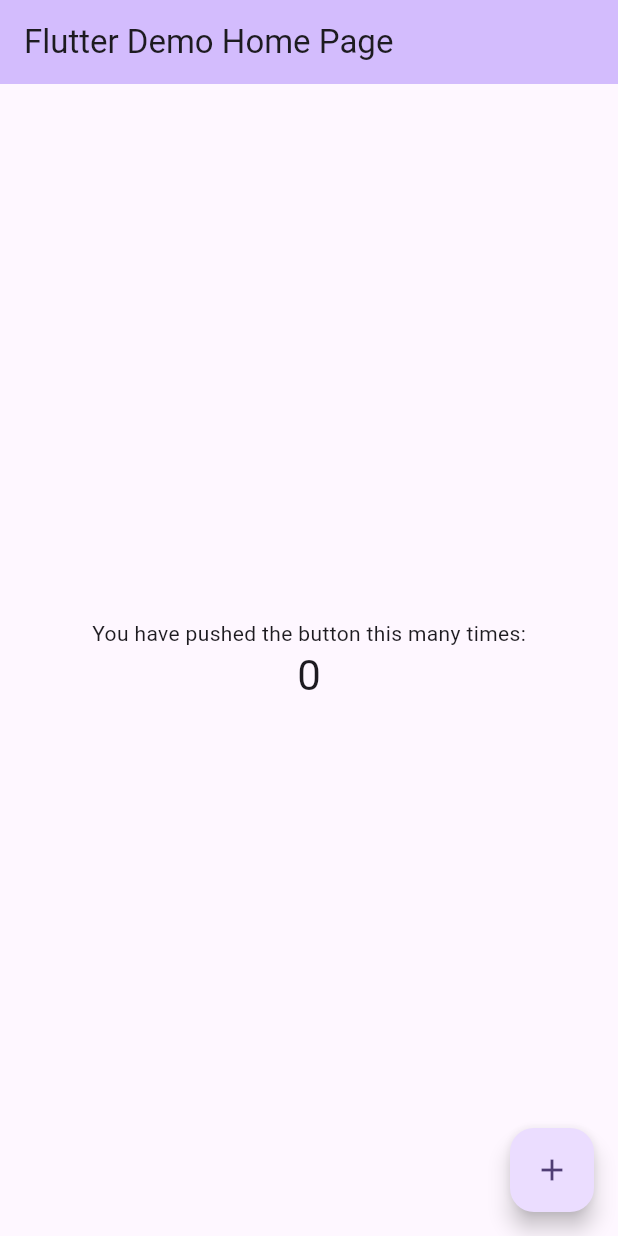
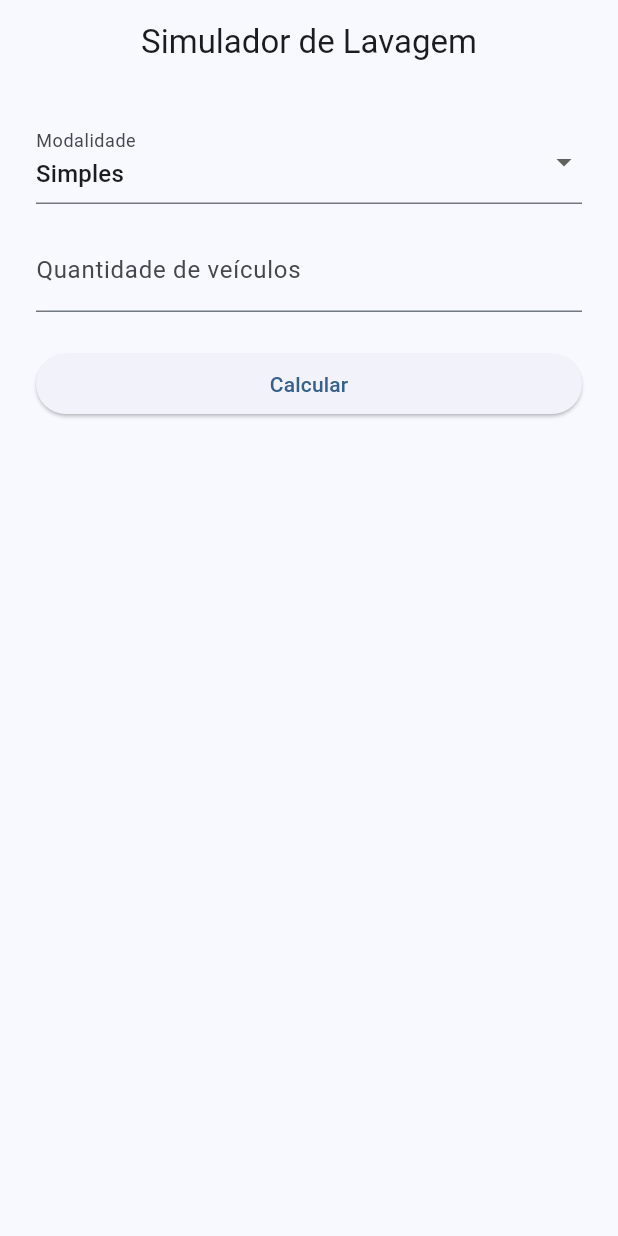
Before and after one commit to Lucas-RA/CP_Flutter, a Flutter app: the screen it shows after launch, on a phone screen of 412 x 824 dp. Run offline on Flutter 3.47's test engine with Material 3 defaults, Android fonts, the phone set to English and light mode, and no system bars.

Commit message:
Tela para escolher a modalidade e a quantidade de veículos

```diff
--- a/lib/main.dart
+++ b/lib/main.dart
@@ -1,4 +1,6 @@
 import 'package:flutter/material.dart';
+
+import 'screens/lavagem_screen.dart';
 
 void main() {
   runApp(const MyApp());
@@ -7,116 +9,15 @@ void main() {
 class MyApp extends StatelessWidget {
   const MyApp({super.key});
 
-  // This widget is the root of your application.
   @override
   Widget build(BuildContext context) {
     return MaterialApp(
-      title: 'Flutter Demo',
+      title: 'Simulador de Lavagem',
+      debugShowCheckedModeBanner: false,
       theme: ThemeData(
-        // This is the theme of your application.
-        //
-        // TRY THIS: Try running your application with "flutter run". You'll see
-        // the application has a purple toolbar. Then, without quitting the app,
-        // try changing the seedColor in the colorScheme below to Colors.green
-        // and then invoke "hot reload" (save your changes or press the "hot
-        // reload" button in a Flutter-supported IDE, or press "r" if you used
-        // the command line to start the app).
-        //
-        // Notice that the counter didn't reset back to zero; the application
-        // state is not lost during the reload. To reset the state, use hot
-        // restart instead.
-        //
-        // This works for code too, not just values: Most code changes can be
-        // tested with just a hot reload.
-        colorScheme: .fromSeed(seedColor: Colors.deepPurple),
+        colorScheme: ColorScheme.fromSeed(seedColor: Colors.blue),
       ),
-      home: const MyHomePage(title: 'Flutter Demo Home Page'),
+      home: const LavagemScreen(),
     );
   }
 }
-
-class MyHomePage extends StatefulWidget {
-  const MyHomePage({super.key, required this.title});
-
-  // This widget is the home page of your application. It is stateful, meaning
-  // that it has a State object (defined below) that contains fields that affect
-  // how it looks.
-
-  // This class is the configuration for the state. It holds the values (in this
-  // case the title) provided by the parent (in this case the App widget) and
-  // used by the build method of the State. Fields in a Widget subclass are
-  // always marked "final".
-
-  final String title;
-
-  @override
-  State<MyHomePage> createState() => _MyHomePageState();
-}
-
-class _MyHomePageState extends State<MyHomePage> {
-  int _counter = 0;
-
-  void _incrementCounter() {
-    setState(() {
-      // This call to setState tells the Flutter framework that something has
-      // changed in this State, which causes it to rerun the build method below
-      // so that the display can reflect the updated values. If we changed
-      // _counter without calling setState(), then the build method would not be
-      // called again, and so nothing would appear to happen.
-      _counter++;
-    });
-  }
-
-  @override
-  Widget build(BuildContext context) {
-    // This method is rerun every time setState is called, for instance as done
-    // by the _incrementCounter method above.
-    //
-    // The Flutter framework has been optimized to make rerunning build methods
-    // fast, so that you can just rebuild anything that needs updating rather
-    // than having to individually change instances of widgets.
-    return Scaffold(
-      appBar: AppBar(
-        // TRY THIS: Try changing the color here to a specific color (to
-        // Colors.amber, perhaps?) and trigger a hot reload to see the AppBar
-        // change color while the other colors stay the same.
-        backgroundColor: Theme.of(context).colorScheme.inversePrimary,
-        // Here we take the value from the MyHomePage object that was created by
-        // the App.build method, and use it to set our appbar title.
-        title: Text(widget.title),
-      ),
-      body: Center(
-        // Center is a layout widget. It takes a single child and positions it
-        // in the middle of the parent.
-        child: Column(
-          // Column is also a layout widget. It takes a list of children and
-          // arranges them vertically. By default, it sizes itself to fit its
-          // children horizontally, and tries to be as tall as its parent.
-          //
-          // Column has various properties to control how it sizes itself and
-          // how it positions its children. Here we use mainAxisAlignment to
-          // center the children vertically; the main axis here is the vertical
-          // axis because Columns are vertical (the cross axis would be
-          // horizontal).
-          //
-          // TRY THIS: Invoke "debug painting" (choose the "Toggle Debug Paint"
-          // action in the IDE, or press "p" in the console), to see the
-          // wireframe for each widget.
-          mainAxisAlignment: .center,
-          children: [
-            const Text('You have pushed the button this many times:'),
-            Text(
-              '$_counter',
-              style: Theme.of(context).textTheme.headlineMedium,
-            ),
-          ],
-        ),
-      ),
-      floatingActionButton: FloatingActionButton(
-        onPressed: _incrementCounter,
-        tooltip: 'Increment',
-        child: const Icon(Icons.add),
-      ),
-    );
-  }
-}
--- /dev/null
+++ b/lib/screens/lavagem_screen.dart
@@ -0,0 +1,105 @@
+import 'package:flutter/material.dart';
+
+import '../lavagem/calculadora_lavagem.dart';
+import '../lavagem/strategy/lavagem_completa.dart';
+import '../lavagem/strategy/lavagem_premium.dart';
+import '../lavagem/strategy/lavagem_simples.dart';
+import '../lavagem/strategy/lavagem_strategy.dart';
+
+class LavagemScreen extends StatefulWidget {
+  const LavagemScreen({super.key});
+
+  @override
+  State<LavagemScreen> createState() => _LavagemScreenState();
+}
+
+class _LavagemScreenState extends State<LavagemScreen> {
+  final modalidades = <String, LavagemStrategy>{
+    'Simples': LavagemSimples(),
+    'Completa': LavagemCompleta(),
+    'Premium': LavagemPremium(),
+  };
+
+  final quantidadeController = TextEditingController();
+  String modalidade = 'Simples';
+  String resultado = '';
+
+  void calcular() {
+    final qtd = int.tryParse(quantidadeController.text);
+
+    if (qtd == null) {
+      setState(() {
+        resultado = 'Informe uma quantidade válida';
+      });
+      return;
+    }
+
+    try {
+      final calculadora = CalculadoraLavagem(modalidades[modalidade]!);
+      final valor = calculadora.calcular(qtd);
+
+      setState(() {
+        resultado =
+            'Total: R\$ ${valor.toStringAsFixed(2).replaceAll('.', ',')}';
+      });
+    } on ArgumentError {
+      setState(() {
+        resultado = 'A quantidade não pode ser negativa';
+      });
+    }
+  }
+
+  @override
+  void dispose() {
+    quantidadeController.dispose();
+    super.dispose();
+  }
+
+  @override
+  Widget build(BuildContext context) {
+    return Scaffold(
+      appBar: AppBar(
+        title: const Text('Simulador de Lavagem'),
+        centerTitle: true,
+      ),
+      body: Padding(
+        padding: const EdgeInsets.all(24),
+        child: Column(
+          crossAxisAlignment: CrossAxisAlignment.stretch,
+          children: [
+            DropdownButtonFormField<String>(
+              initialValue: modalidade,
+              decoration: const InputDecoration(labelText: 'Modalidade'),
+              items: modalidades.keys
+                  .map(
+                    (nome) => DropdownMenuItem(value: nome, child: Text(nome)),
+                  )
+                  .toList(),
+              onChanged: (valor) {
+                setState(() {
+                  modalidade = valor!;
+                });
+              },
+            ),
+            const SizedBox(height: 16),
+            TextField(
+              controller: quantidadeController,
+              keyboardType: TextInputType.number,
+              decoration: const InputDecoration(
+                labelText: 'Quantidade de veículos',
+              ),
+            ),
+            const SizedBox(height: 24),
+            ElevatedButton(onPressed: calcular, child: const Text('Calcular')),
+            const SizedBox(height: 24),
+            Text(
+              resultado,
+              textAlign: TextAlign.center,
+              style: const TextStyle(fontSize: 22, fontWeight: FontWeight.bold),
+            ),
+          ],
+        ),
+      ),
+    );
+  }
+}
```
